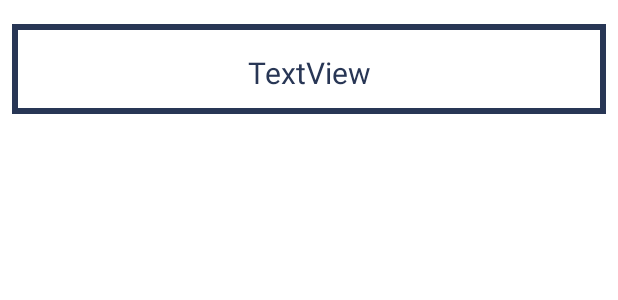
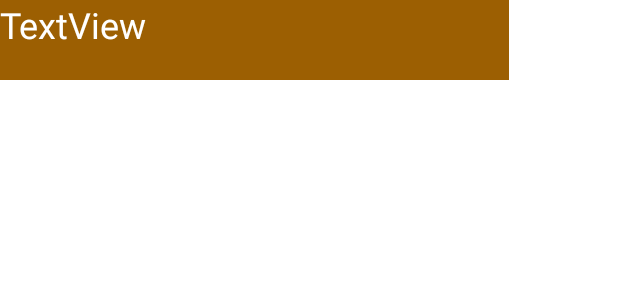
Before and after one commit to BITF19M022/BITF19M022_Repo7, an Android app: the layout single_surah.xml on its own in the app's theme, with its tools: preview values and no code run, on a phone screen of 412 x 824 dp. Shown: the top 300 px of the screen. Run offline under Robolectric (Android 15) with nearby library versions, the phone set to English and light mode, and no system bars.

Commit message:
All Surah Updated

```diff
--- a/app/src/main/res/layout/single_surah.xml
+++ b/app/src/main/res/layout/single_surah.xml
@@ -4,63 +4,20 @@
     xmlns:tools="http://schemas.android.com/tools"
     android:id="@+id/surah_page"
     android:layout_width="wrap_content"
-    android:layout_height="wrap_content">
-
-    <View
-        android:id="@+id/divider1"
-        android:layout_width="match_parent"
-        android:layout_height="4dp"
-        android:layout_marginStart="8dp"
-        android:layout_marginTop="16dp"
-        android:layout_marginEnd="8dp"
-        android:background="#283655"
-        app:layout_constraintEnd_toEndOf="parent"
-        app:layout_constraintStart_toStartOf="parent"
-        app:layout_constraintTop_toTopOf="parent" />
-
-    <View
-        android:id="@+id/divider3"
-        android:layout_width="4dp"
-        android:layout_height="60dp"
-        android:layout_marginStart="8dp"
-        android:layout_marginTop="16dp"
-        android:background="#283655"
-        app:layout_constraintStart_toStartOf="parent"
-        app:layout_constraintTop_toTopOf="parent" />
-
-    <View
-        android:id="@+id/divider2"
-        android:layout_width="match_parent"
-        android:layout_height="4dp"
-        android:layout_marginStart="8dp"
-        android:layout_marginTop="56dp"
-        android:layout_marginEnd="8dp"
-        android:background="#283655"
-        app:layout_constraintEnd_toEndOf="parent"
-        app:layout_constraintStart_toStartOf="parent"
-        app:layout_constraintTop_toTopOf="@+id/divider1" />
-
-    <View
-
-        android:id="@+id/divider4"
-        android:layout_width="4dp"
-        android:layout_height="60dp"
-        android:layout_marginTop="16dp"
-        android:layout_marginEnd="8dp"
-        android:background="#283655"
-        app:layout_constraintEnd_toEndOf="parent"
-        app:layout_constraintTop_toTopOf="parent" />
+    android:layout_height="wrap_content"
+    android:scrollbarSize="10dp">
 
     <TextView
         android:id="@+id/surahname"
-        android:layout_width="wrap_content"
-        android:layout_height="wrap_content"
+        android:layout_width="339dp"
+        android:layout_height="53dp"
+        android:background="#9C5F02"
+        android:backgroundTint="#9C5F02"
         android:text="TextView"
-        android:textColor="#283655"
-        android:textSize="20sp"
+        android:textAlignment="textStart"
+        android:textColor="#FFFFFF"
+        android:textSize="24sp"
         app:layout_constraintBottom_toBottomOf="parent"
-        app:layout_constraintEnd_toStartOf="@+id/divider4"
-        app:layout_constraintStart_toEndOf="@+id/divider3"
-        app:layout_constraintTop_toBottomOf="@+id/divider1" />
+        app:layout_constraintEnd_toEndOf="parent" />
 
 </androidx.constraintlayout.widget.ConstraintLayout>
```
Also changed, not shown: app/src/main/res/layout/activity_display_surah.xml (+10 -17 lines), app/src/main/res/layout/activity_surah.xml (+15 -14 lines).
